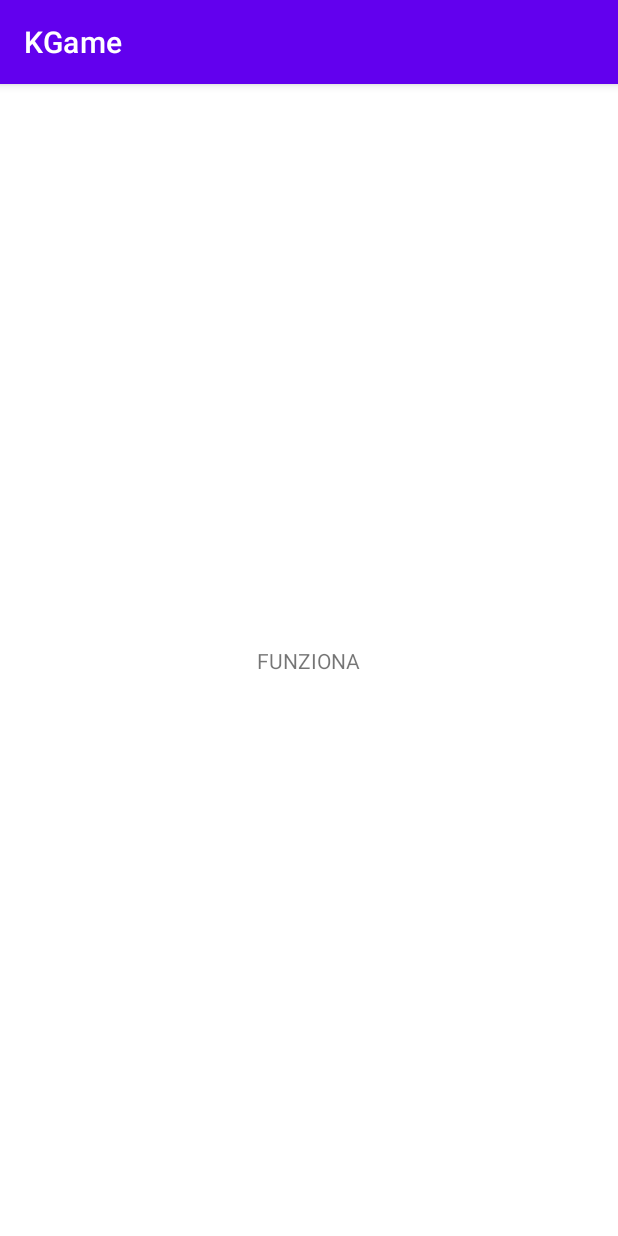
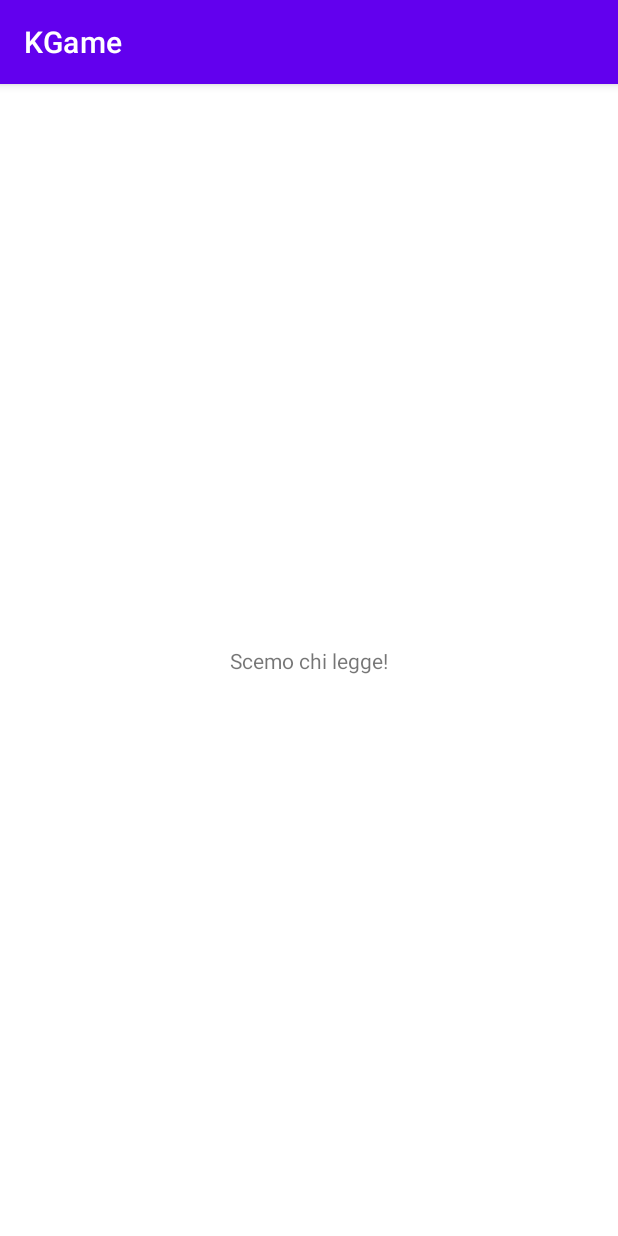
Before and after one commit to SofiaCaterini/KGameGitHub, an Android app: the screen it shows after launch (MainActivity), on a phone screen of 412 x 824 dp. Run offline under Robolectric (Android 15) with nearby library versions, the phone set to English and light mode, and no system bars.

Commit message:
Cambio testo

```diff
--- a/app/src/main/res/layout/activity_main.xml
+++ b/app/src/main/res/layout/activity_main.xml
@@ -10,7 +10,7 @@
         android:id="@+id/textView"
         android:layout_width="wrap_content"
         android:layout_height="wrap_content"
-        android:text="FUNZIONA"
+        android:text="Scemo chi legge!"
         app:layout_constraintBottom_toBottomOf="parent"
         app:layout_constraintEnd_toEndOf="parent"
         app:layout_constraintStart_toStartOf="parent"
```
